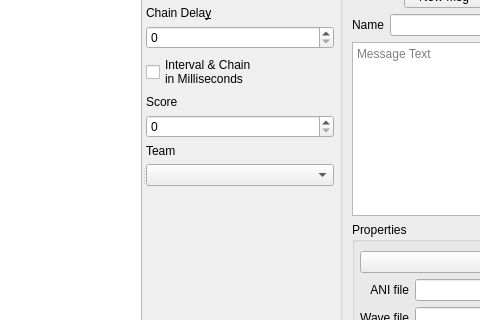
MjnMixael/fs2open.github.com, file qtfred/ui/MissionEventsDialog.ui: the form before one commit; both pictures show x 352 to 832 and y 290 to 610 of the 1176 by 930 pixel window.
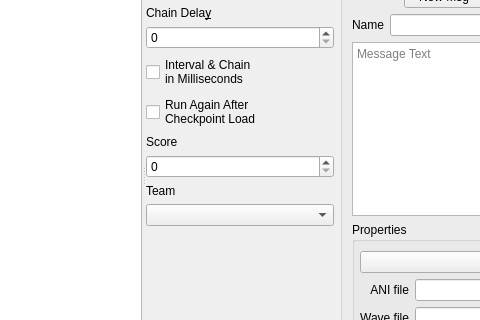
The form after the commit. Custom widgets are drawn as their Qt base class.

Commit message:
Add an event flag to run an event again after a checkpoint load
"run again after checkpoint load" (+Event Flags:, a checkbox in QtFRED's
event editor) makes a load leave the event, and its formula's SEXP
state, as the mission file sets them up, so it evaluates and fires
again. It is meant for setup events whose effect the checkpoint does not
keep, such as script state (BtA's set-message-alias). A mission that uses
it requires 26.1, like the rest of the checkpoint system.

What changed in the file:
```diff
--- a/qtfred/ui/MissionEventsDialog.ui
+++ b/qtfred/ui/MissionEventsDialog.ui
@@ -626,6 +626,17 @@
               </property>
              </widget>
             </item>
+            <item>
+             <widget class="QCheckBox" name="rerunAfterCheckpointCheckBox">
+              <property name="toolTip">
+               <string>When a checkpoint is loaded, this event is not restored: it starts over as the mission file sets it up and runs again. Meant for setup events whose effect the checkpoint does not keep, such as script state. Anything else the event does (messages, ships, sounds) happens again too.</string>
+              </property>
+              <property name="text">
+               <string>Run Again After
+Checkpoint Load</string>
+              </property>
+             </widget>
+            </item>
             <item>
              <widget class="QLabel" name="scoreLabel">
               <property name="text">
```
Left out of the diff: 1 changed line with no effect on the pictures. The commit also changes 8 other files.
